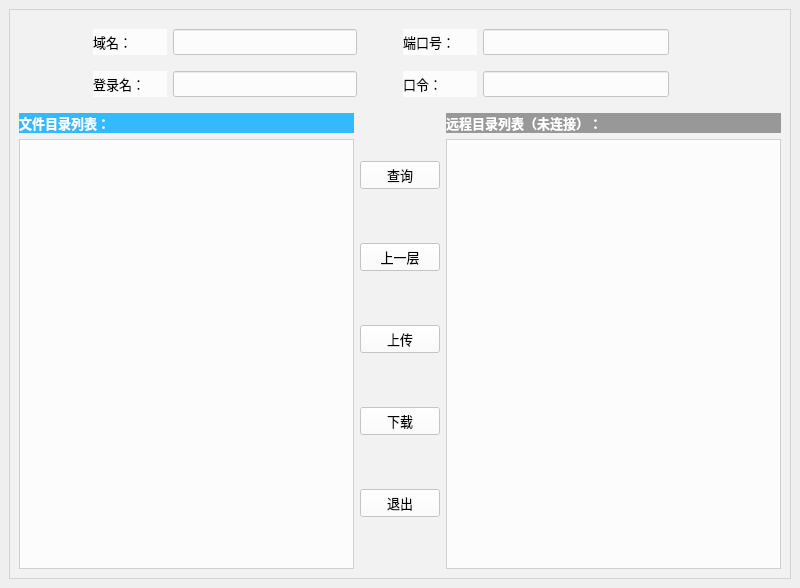
Above: STATUS/client.ui from cylqqqcyl/WHU_FTP before the change. Below: the same form after it.
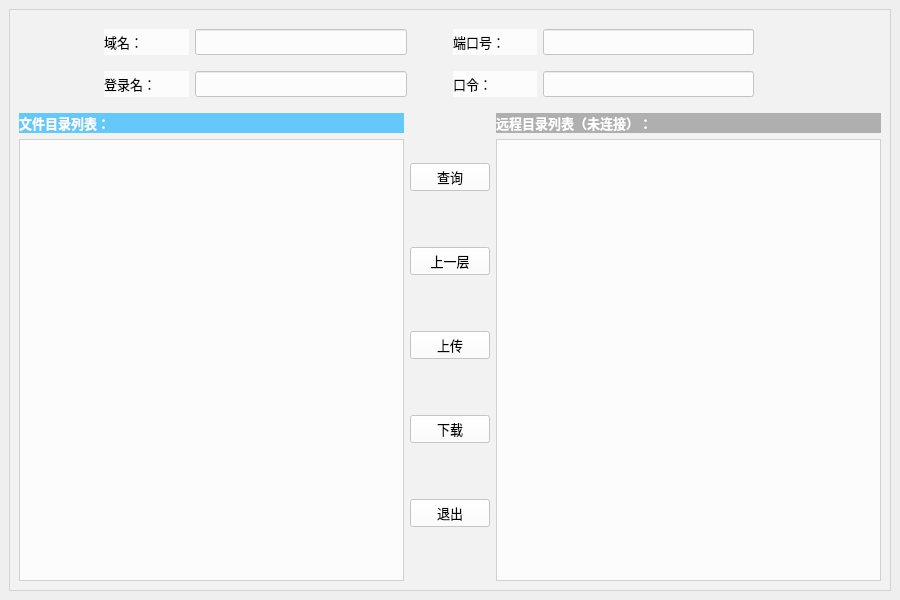
That is the form after the change. Icons and pictures are not drawn.

```diff
--- a/STATUS/client.ui
+++ b/STATUS/client.ui
@@ -6,10 +6,16 @@
    <rect>
     <x>0</x>
     <y>0</y>
-    <width>800</width>
-    <height>588</height>
+    <width>900</width>
+    <height>600</height>
    </rect>
   </property>
+  <property name="minimumSize">
+   <size>
+    <width>900</width>
+    <height>600</height>
+   </size>
+  </property>
   <property name="windowTitle">
    <string>FTP Client</string>
   </property>
@@ -51,7 +57,7 @@
              </property>
              <property name="styleSheet">
               <string notr="true">color: rgb(255, 255, 255);
-background-color: rgba(0, 170, 255, 200);</string>
+background-color: rgba(0, 170, 255, 150);</string>
              </property>
              <property name="text">
               <string>文件目录列表：</string>
@@ -201,7 +207,7 @@
              </property>
              <property name="styleSheet">
               <string notr="true">color: rgb(255, 255, 255);
-background-color: rgba(128, 128, 128, 200);</string>
+background-color: rgba(128, 128, 128, 150);</string>
              </property>
              <property name="text">
               <string>远程目录列表（未连接）：</string>
```
